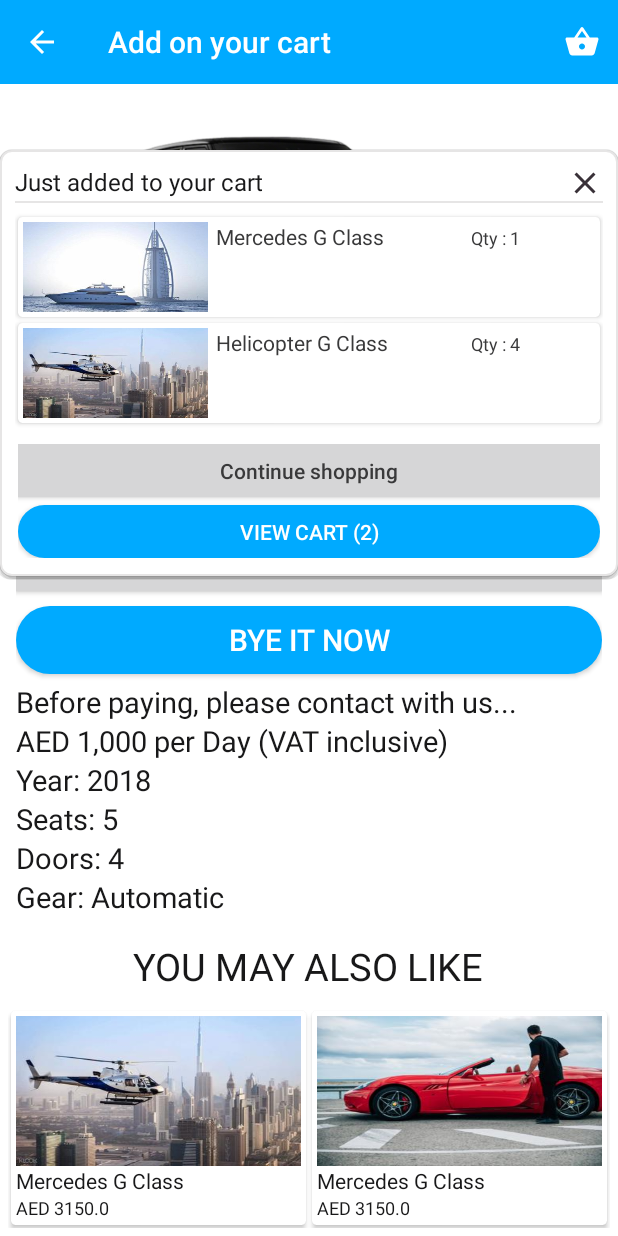
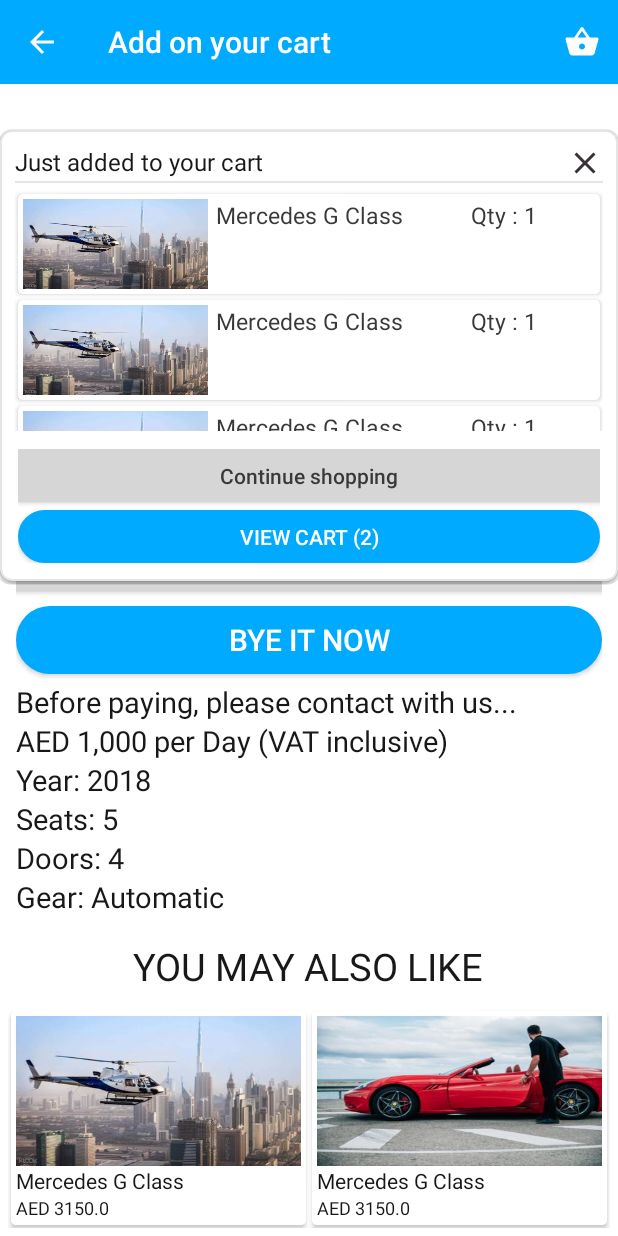
Before and after one commit to InnovexIT-Syl/Rentage, an Android app: the AddToCartActivity screen opened directly, with no data from a screen before it, after a tap on "ADD TO CART", on a phone screen of 412 x 824 dp. Run offline under Robolectric (Android 15) with nearby library versions, the phone set to English and light mode, and no system bars.

```diff
--- a/app/src/main/java/com/example/rentage/AddToCartActivity.java
+++ b/app/src/main/java/com/example/rentage/AddToCartActivity.java
@@ -22,6 +22,7 @@ import android.widget.Button;
 import android.widget.ImageButton;
 import android.widget.LinearLayout;
 import android.widget.PopupWindow;
+import android.widget.TextView;
 
 import com.example.rentage.adapter.CartAdapter;
 import com.example.rentage.adapter.FeaturedDealsAdapter;
@@ -36,10 +37,12 @@ public class AddToCartActivity extends AppCompatActivity {
     private Toolbar toolbarCart;
     private List<FeaturedDealsModel> featuredDealsModelList = new ArrayList<>();
     private List<CartModel> cartModelList = new ArrayList<>();
-    private RecyclerView featuredDealsRecyclerview,cart_recycler_view;
+    private RecyclerView featuredDealsRecyclerview, cart_recycler_view;
     Button addToCartButton, byeItNow;
     private PopupWindow popupWindow;
-    LinearLayout linearLayout;
+    private LinearLayout linearLayout;
+    private View customView;
+    private TextView haveCart;
 
     @Override
     protected void onCreate(Bundle savedInstanceState) {
@@ -68,12 +71,12 @@ public class AddToCartActivity extends AppCompatActivity {
 
         getSupportActionBar().setTitle("Add on your cart");
         featuredDealsRecyclerview = findViewById(R.id.may_like_recyclerview);
-
+        initCustomView();
         addToCartButton.setOnClickListener(new View.OnClickListener() {
             @Override
             public void onClick(View v) {
-                //addCart();
-               showCartWindow();
+                addCart();
+                showCartWindow();
             }
         });
         byeItNow.setOnClickListener(new View.OnClickListener() {
@@ -87,6 +90,13 @@ public class AddToCartActivity extends AppCompatActivity {
         mayAlsoLike();
     }
 
+    private void initCustomView() {
+        LayoutInflater inflater = (LayoutInflater) this.getSystemService(LAYOUT_INFLATER_SERVICE);
+        customView = inflater.inflate(R.layout.custom_cart_pop_up, null);
+        haveCart = customView.findViewById(R.id.haveCart);
+        cart_recycler_view = customView.findViewById(R.id.cart_recycler_view);
+    }
+
     private void addCart() {
         RecyclerView.LayoutManager layoutManager = new LinearLayoutManager(getApplicationContext());
         cart_recycler_view.setLayoutManager(layoutManager);
@@ -94,33 +104,37 @@ public class AddToCartActivity extends AppCompatActivity {
         cartModelList.add(new CartModel(R.drawable.helicopter, "Mercedes G Class", "Qty : 1"));
         cartModelList.add(new CartModel(R.drawable.helicopter, "Mercedes G Class", "Qty : 1"));
 
-
         CartAdapter adapter = new CartAdapter(getApplicationContext(),
                 cartModelList);
         cart_recycler_view.setAdapter(adapter);
-        showCartWindow();
+        cart_recycler_view.setHasFixedSize(true);
     }
 
     private void showCartWindow() {
-        LayoutInflater inflater = (LayoutInflater) this.getSystemService(LAYOUT_INFLATER_SERVICE);
-        View customView = inflater.inflate(R.layout.custom_cart_pop_up, null);
 
+        if (cartModelList.isEmpty()) {
+            haveCart.setVisibility(View.VISIBLE);
+        } else {
+            haveCart.setVisibility(View.GONE);
+            cart_recycler_view.setVisibility(View.VISIBLE);
+        }
         Button continueShopping = customView.findViewById(R.id.continue_shopping);
         Button viewYourCart = customView.findViewById(R.id.view_cart);
 
         continueShopping.setOnClickListener(new View.OnClickListener() {
             @Override
             public void onClick(View v) {
-                startActivity(new Intent(getApplicationContext(),AddToCartActivity.class));
+                startActivity(new Intent(getApplicationContext(), AddToCartActivity.class));
             }
         });
         viewYourCart.setOnClickListener(new View.OnClickListener() {
             @Override
             public void onClick(View v) {
-                startActivity(new Intent(getApplicationContext(),AddedCartActivity.class));
+                startActivity(new Intent(getApplicationContext(), AddedCartActivity.class));
                 finish();
             }
         });
+
         popupWindow = new PopupWindow(
                 customView,
                 ViewGroup.LayoutParams.WRAP_CONTENT,
@@ -144,7 +158,7 @@ public class AddToCartActivity extends AppCompatActivity {
                 popupWindow.dismiss();
             }
         });
-        popupWindow.showAtLocation(linearLayout, Gravity.TOP, 0, 150);
+        popupWindow.showAtLocation(linearLayout, Gravity.TOP, 0, 130);
     }
 
     @Override
--- a/app/src/main/res/layout/custom_cart_pop_up.xml
+++ b/app/src/main/res/layout/custom_cart_pop_up.xml
@@ -3,7 +3,8 @@
     xmlns:app="http://schemas.android.com/apk/res-auto"
     android:layout_width="match_parent"
     android:layout_height="wrap_content"
-    android:background="@drawable/pop_up_window_style">
+    android:background="@drawable/pop_up_window_style"
+    android:maxHeight="200dp">
 
     <LinearLayout
         android:layout_width="match_parent"
@@ -33,110 +34,30 @@
                 android:contentDescription="TODO"
                 android:textAllCaps="false"
                 android:textColor="#FFFF" />
-
         </LinearLayout>
 
         <View
             android:layout_width="match_parent"
             android:layout_height="1dp"
-            android:layout_marginBottom="7dp"
-            android:background="#E6E5E5"></View>
+            android:layout_marginBottom="5dp"
+            android:background="#E6E5E5" />
 
-<!--        <androidx.recyclerview.widget.RecyclerView-->
-<!--            android:id="@+id/cart_recycler_view"-->
-<!--            android:layout_width="wrap_content"-->
-<!--            android:layout_height="wrap_content">-->
-<!--        </androidx.recyclerview.widget.RecyclerView>-->
-        <androidx.cardview.widget.CardView xmlns:android="http://schemas.android.com/apk/res/android"
-            xmlns:app="http://schemas.android.com/apk/res-auto"
-            android:layout_width="match_parent"
-            android:layout_height="wrap_content"
-            android:layout_margin="2dp"
-            android:orientation="vertical"
-            app:cardBackgroundColor="#fff"
-            app:cardCornerRadius="3dp">
-
-            <LinearLayout
+            <TextView
+                android:id="@+id/haveCart"
                 android:layout_width="match_parent"
                 android:layout_height="wrap_content"
-                android:orientation="horizontal"
-                android:padding="3dp">
+                android:text="Your cart is empty now..."
+                android:textColor="#545457"
+                android:textSize="20dp"
+                android:gravity="center"
+                android:textStyle="normal"
+                android:visibility="visible" />
 
-                <ImageView
-                    android:id="@+id/cart_image"
-                    android:layout_width="0dp"
-                    android:layout_height="60dp"
-                    android:layout_weight=".3"
-                    android:adjustViewBounds="true"
-                    android:contentDescription="@string/todo"
-                    android:scaleType="fitXY"
-                    android:src="@drawable/yachts" />
-
-                <TextView
-                    android:id="@+id/cart_name"
-                    android:layout_width="0dp"
-                    android:layout_height="wrap_content"
-                    android:layout_marginHorizontal="5dp"
-                    android:layout_weight=".4"
-                    android:text="Mercedes G Class"
-                    android:textColor="#39393A"
-                    android:textSize="14dp" />
-
-                <TextView
-                    android:id="@+id/cart_quantity"
-                    android:layout_width="0dp"
-                    android:layout_height="wrap_content"
-                    android:layout_weight=".2"
-                    android:text="Qty : 1"
-                    android:textColor="#39393A"
-                    android:textSize="12dp" />
-            </LinearLayout>
-
-        </androidx.cardview.widget.CardView>
-        <androidx.cardview.widget.CardView xmlns:android="http://schemas.android.com/apk/res/android"
-            xmlns:app="http://schemas.android.com/apk/res-auto"
-            android:layout_width="match_parent"
-            android:layout_height="wrap_content"
-            android:layout_margin="2dp"
-            android:orientation="vertical"
-            app:cardBackgroundColor="#fff"
-            app:cardCornerRadius="3dp">
-
-            <LinearLayout
+            <androidx.recyclerview.widget.RecyclerView
+                android:id="@+id/cart_recycler_view"
                 android:layout_width="match_parent"
-                android:layout_height="wrap_content"
-                android:orientation="horizontal"
-                android:padding="3dp">
-
-                <ImageView
-                    android:layout_width="0dp"
-                    android:layout_height="60dp"
-                    android:layout_weight=".3"
-                    android:adjustViewBounds="true"
-                    android:contentDescription="@string/todo"
-                    android:scaleType="fitXY"
-                    android:src="@drawable/helicopter" />
-
-                <TextView
-
-                    android:layout_width="0dp"
-                    android:layout_height="wrap_content"
-                    android:layout_marginHorizontal="5dp"
-                    android:layout_weight=".4"
-                    android:text="Helicopter G Class"
-                    android:textColor="#39393A"
-                    android:textSize="14dp" />
-
-                <TextView
-                    android:layout_width="0dp"
-                    android:layout_height="wrap_content"
-                    android:layout_weight=".2"
-                    android:text="Qty : 4"
-                    android:textColor="#39393A"
-                    android:textSize="12dp" />
-            </LinearLayout>
-
-        </androidx.cardview.widget.CardView>
+                android:visibility="gone"
+                android:layout_height="160dp" />
 
         <LinearLayout
             android:layout_width="match_parent"
--- a/app/src/main/res/layout/row_cart.xml
+++ b/app/src/main/res/layout/row_cart.xml
@@ -31,7 +31,7 @@
             android:layout_weight=".4"
             android:text="Mercedes G Class"
             android:textColor="#39393A"
-            android:textSize="14dp" />
+            android:textSize="15dp" />
 
         <TextView
             android:id="@+id/cart_quantity"
@@ -40,7 +40,7 @@
             android:layout_weight=".2"
             android:text="Qty : 1"
             android:textColor="#39393A"
-            android:textSize="12dp" />
+            android:textSize="15dp" />
     </LinearLayout>
 
 </androidx.cardview.widget.CardView>
```
